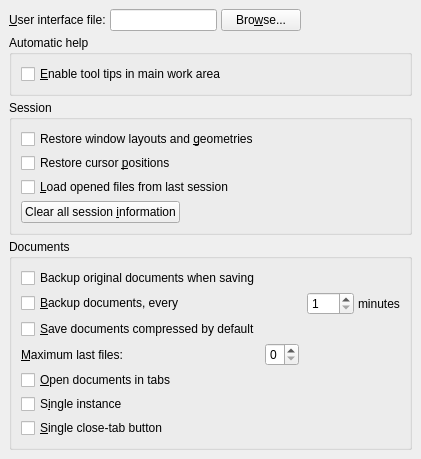
This is src/frontends/qt4/ui/PrefUi.ui in rpavlik/lyx-lucid-backport as Qt 5 draws it before an edit. The edited form follows.
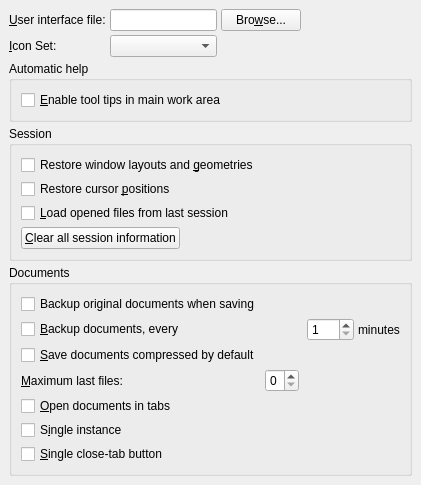
This is the edited form.

The edit to the form file:
```diff
--- a/src/frontends/qt4/ui/PrefUi.ui
+++ b/src/frontends/qt4/ui/PrefUi.ui
@@ -52,7 +52,24 @@
      </property>
     </spacer>
    </item>
-   <item row="1" column="0" colspan="4">
+   <item row="1" column="0" >
+    <widget class="QLabel" name="iconSetLA" >
+     <property name="text" >
+      <string>&amp;Icon Set:</string>
+     </property>
+     <property name="buddy" >
+      <cstring>iconSetCO</cstring>
+     </property>
+    </widget>
+   </item>
+   <item row="1" column="1" >
+    <widget class="QComboBox" name="iconSetCO" >
+     <property name="toolTip" >
+      <string>The icon set to use. Warning: normal size of icons may be&#x0a;wrong until you save the preferences and restart LyX.</string>
+     </property>
+    </widget>
+   </item>
+   <item row="2" column="0" colspan="4">
     <widget class="QGroupBox" name="pixmapCacheGB_2">
      <property name="title">
       <string>Automatic help</string>
@@ -83,7 +100,7 @@
      </layout>
     </widget>
    </item>
-   <item row="2" column="0" colspan="4">
+   <item row="3" column="0" colspan="4">
     <widget class="QGroupBox" name="GeometryGB">
      <property name="title">
       <string>Session</string>
@@ -122,7 +139,7 @@
       <item row="3" column="0">
        <widget class="QPushButton" name="clearSessionPB">
         <property name="text">
-         <string>Clear all session &amp;information</string>
+         <string>&amp;Clear all session information</string>
         </property>
        </widget>
       </item>
@@ -142,7 +159,7 @@
      </layout>
     </widget>
    </item>
-   <item row="3" column="0" colspan="4">
+   <item row="4" column="0" colspan="4">
     <widget class="QGroupBox" name="documentsGB">
      <property name="title">
       <string>Documents</string>
@@ -262,7 +279,7 @@
      </layout>
     </widget>
    </item>
-   <item row="4" column="0" colspan="4">
+   <item row="5" column="0" colspan="4">
     <spacer>
      <property name="orientation">
       <enum>Qt::Vertical</enum>
```
